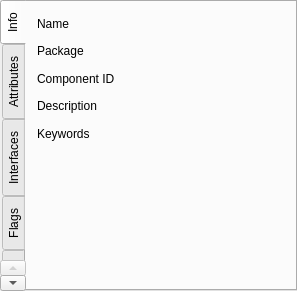
Before: the Qt Designer form Include/icmpstr/CAttributeEditorComp.ui in ImagingTools/Acf, drawn with Qt 5.
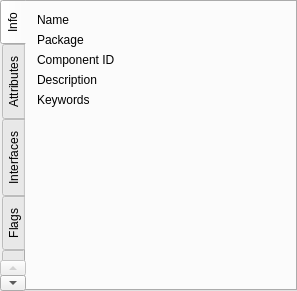
After: the same form once the commit is applied.

```diff
--- a/Include/icmpstr/CAttributeEditorComp.ui
+++ b/Include/icmpstr/CAttributeEditorComp.ui
@@ -31,11 +31,13 @@
       <attribute name="title" >
        <string>Info</string>
       </attribute>
-      <layout class="QGridLayout" name="gridLayout" >
-       <item row="0" column="0" >
-        <widget class="QLabel" name="label_9" >
-         <property name="sizePolicy" >
-          <sizepolicy vsizetype="Preferred" hsizetype="Maximum" >
+      <layout class="QVBoxLayout" name="verticalLayout_4">
+       <item>
+        <layout class="QGridLayout" name="gridLayout">
+         <item row="0" column="0">
+          <widget class="QLabel" name="label_9">
+           <property name="sizePolicy">
+            <sizepolicy hsizetype="Maximum" vsizetype="Preferred">
            <horstretch>0</horstretch>
            <verstretch>0</verstretch>
           </sizepolicy>
@@ -201,11 +203,26 @@
          </property>
         </widget>
        </item>
-       <item row="5" column="0" colspan="2" >
-        <layout class="QHBoxLayout" name="horizontalLayout" >
+        </layout>
+       </item>
          <item>
-          <spacer name="horizontalSpacer" >
-           <property name="orientation" >
+        <spacer name="verticalSpacer_2">
+         <property name="orientation">
+          <enum>Qt::Vertical</enum>
+         </property>
+         <property name="sizeHint" stdset="0">
+          <size>
+           <width>20</width>
+           <height>78</height>
+          </size>
+         </property>
+        </spacer>
+       </item>
+       <item>
+        <layout class="QHBoxLayout" name="horizontalLayout">
+         <item>
+          <spacer name="horizontalSpacer">
+           <property name="orientation">
             <enum>Qt::Horizontal</enum>
            </property>
            <property name="sizeHint" stdset="0" >
@@ -386,7 +403,7 @@
    </item>
   </layout>
  </widget>
- <layoutdefault spacing="6" margin="11" />
+ <layoutdefault spacing="6" margin="11"/>
  <resources>
   <include location="icmpstr.qrc" />
  </resources>
```
Left out of the diff: 237 changed lines with no effect on the pictures. Lines whose indentation alone changed are shown as unchanged.
